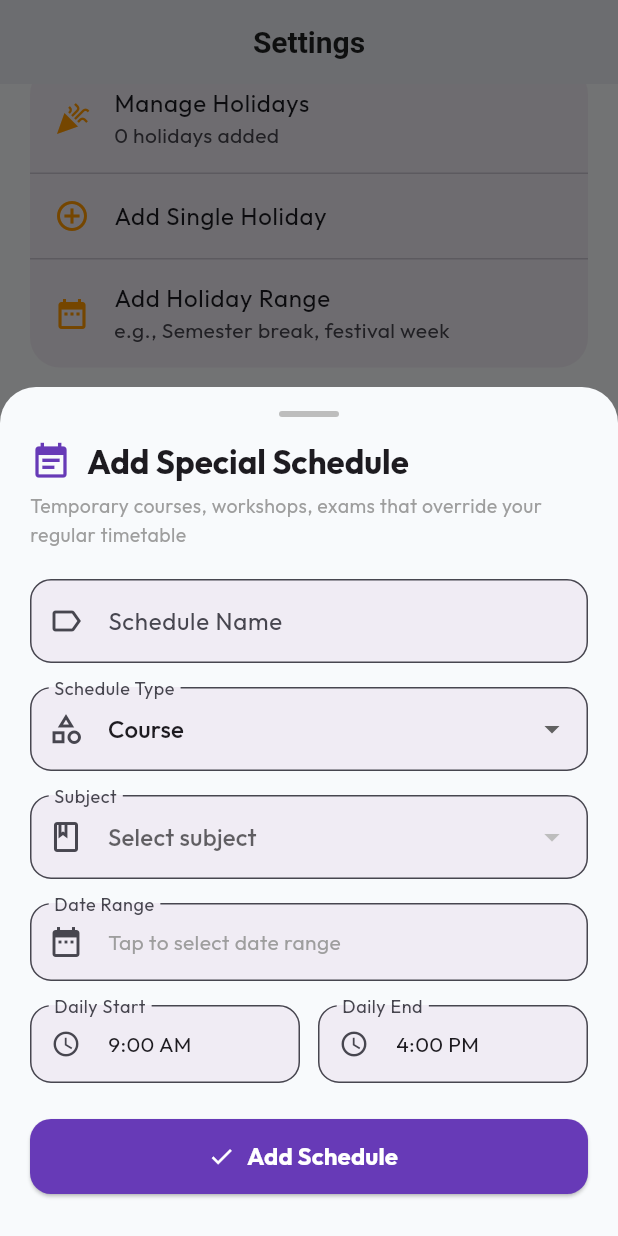
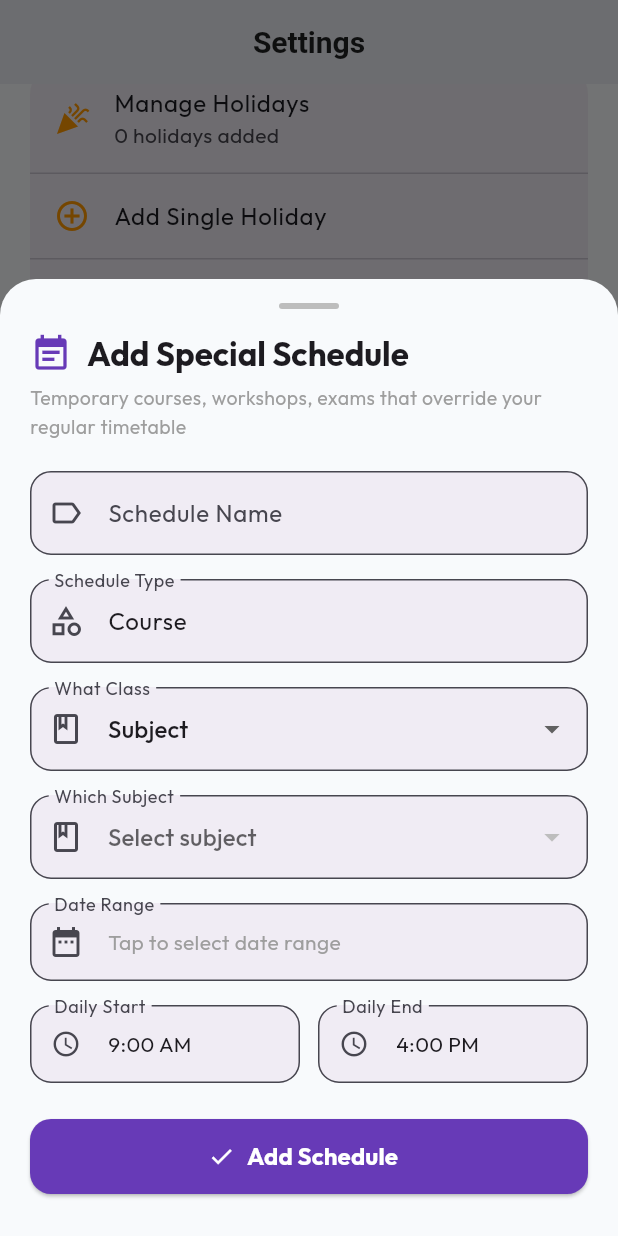
Before and after one commit to Jaswanth0811/AttendX, a Flutter app: the screen it shows after launch, item 5 of the bottom bar chosen, scrolled down 1152 dp, after a tap on "Add Special Schedule", on a phone screen of 412 x 824 dp. Run offline on Flutter 3.47's test engine with Material 3 defaults, Android fonts, the phone set to English and light mode, and no system bars; our stand-ins replace file_picker, flutter_local_notifications, google_fonts, google_sign_in, googleapis_auth, open_filex and 6 more; missing offline and left inert: googleapis, mobile_scanner; accounts and stored records are empty; network calls fail.

Commit message:
v1.1.0+22: Rebrand Subject selector to What Class with conditional dropdown/text input fields and auto subject creation

```diff
--- a/lib/providers/attendance_provider.dart
+++ b/lib/providers/attendance_provider.dart
@@ -174,10 +174,11 @@ class AttendanceProvider with ChangeNotifier, WidgetsBindingObserver {
   }
 
   // --- Subjects ---
-  Future<void> addSubject(Subject subject) async {
-    await _db.insertSubject(subject);
+  Future<int> addSubject(Subject subject) async {
+    final id = await _db.insertSubject(subject);
     await loadData();
     _triggerAutoBackup();
+    return id;
   }
 
   Future<void> updateSubject(Subject subject) async {
--- a/lib/screens/settings_screen.dart
+++ b/lib/screens/settings_screen.dart
@@ -1205,13 +1205,13 @@ class _SettingsScreenState extends State<SettingsScreen> {
   void _showAddSpecialScheduleDialog(BuildContext context, AttendanceProvider attendance) {
     final theme = Theme.of(context);
     final nameController = TextEditingController();
-    String selectedType = 'Course';
+    final typeController = TextEditingController(text: 'Course');
+    final otherClassController = TextEditingController();
+    String classSelection = 'Subject';
     int? selectedSubjectId;
     DateTimeRange? dateRange;
     TimeOfDay startTime = const TimeOfDay(hour: 9, minute: 0);
     TimeOfDay endTime = const TimeOfDay(hour: 16, minute: 0);
-
-    final types = ['Course', 'Workshop', 'Exam', 'Event', 'Other'];
 
     showModalBottomSheet(
       context: context,
@@ -1266,7 +1266,7 @@ class _SettingsScreenState extends State<SettingsScreen> {
                         controller: nameController,
                         decoration: InputDecoration(
                           labelText: 'Schedule Name',
-                          hintText: 'e.g., Skill Enhancement Course',
+                          hintText: 'e.g., TCS NQT Mock Test',
                           prefixIcon: const Icon(Icons.label_outline),
                           border: OutlineInputBorder(borderRadius: BorderRadius.circular(14)),
                           filled: true,
@@ -1275,26 +1275,44 @@ class _SettingsScreenState extends State<SettingsScreen> {
                       ),
                       const SizedBox(height: 16),
 
-                      // Schedule Type Dropdown
-                      DropdownButtonFormField<String>(
-                        value: selectedType,
+                      // Schedule Type TextField
+                      TextField(
+                        controller: typeController,
                         decoration: InputDecoration(
                           labelText: 'Schedule Type',
+                          hintText: 'e.g., Workshop, Exam, Course',
                           prefixIcon: const Icon(Icons.category_outlined),
                           border: OutlineInputBorder(borderRadius: BorderRadius.circular(14)),
                           filled: true,
                           fillColor: theme.colorScheme.surfaceContainer,
                         ),
-                        items: types.map((t) => DropdownMenuItem(value: t, child: Text(t))).toList(),
-                        onChanged: (val) => setState(() => selectedType = val!),
                       ),
                       const SizedBox(height: 16),
 
-                      // Subject Dropdown
+                      // What Class Dropdown
+                      DropdownButtonFormField<String>(
+                        value: classSelection,
+                        decoration: InputDecoration(
+                          labelText: 'What Class',
+                          prefixIcon: const Icon(Icons.class_outlined),
+                          border: OutlineInputBorder(borderRadius: BorderRadius.circular(14)),
+                          filled: true,
+                          fillColor: theme.colorScheme.surfaceContainer,
+                        ),
+                        items: const [
+                          DropdownMenuItem(value: 'Subject', child: Text('Subject')),
+                          DropdownMenuItem(value: 'Other', child: Text('Other Class or Period')),
+                        ],
+                        onChanged: (val) => setState(() => classSelection = val!),
+                      ),
+
+                      if (classSelection == 'Subject') ...[
+                        const SizedBox(height: 16),
+                        // Which Subject Dropdown
                         DropdownButtonFormField<int>(
                           value: selectedSubjectId,
                           decoration: InputDecoration(
-                          labelText: 'Subject',
+                            labelText: 'Which Subject',
                             prefixIcon: const Icon(Icons.book_outlined),
                             border: OutlineInputBorder(borderRadius: BorderRadius.circular(14)),
                             filled: true,
@@ -1307,6 +1325,21 @@ class _SettingsScreenState extends State<SettingsScreen> {
                           onChanged: (val) => setState(() => selectedSubjectId = val),
                           hint: const Text('Select subject'),
                         ),
+                      ] else ...[
+                        const SizedBox(height: 16),
+                        // Tell me TextField
+                        TextField(
+                          controller: otherClassController,
+                          decoration: InputDecoration(
+                            labelText: 'Tell me',
+                            hintText: 'What?',
+                            prefixIcon: const Icon(Icons.question_mark_outlined),
+                            border: OutlineInputBorder(borderRadius: BorderRadius.circular(14)),
+                            filled: true,
+                            fillColor: theme.colorScheme.surfaceContainer,
+                          ),
+                        ),
+                      ],
                       const SizedBox(height: 16),
 
                       // Date Range
@@ -1407,12 +1440,51 @@ class _SettingsScreenState extends State<SettingsScreen> {
                               );
                               return;
                             }
+                            if (typeController.text.trim().isEmpty) {
+                              ScaffoldMessenger.of(context).showSnackBar(
+                                const SnackBar(content: Text('Please enter a schedule type'), backgroundColor: Colors.orange),
+                              );
+                              return;
+                            }
+
+                            int finalSubjectId;
+                            if (classSelection == 'Subject') {
                               if (selectedSubjectId == null) {
                                 ScaffoldMessenger.of(context).showSnackBar(
                                   const SnackBar(content: Text('Please select a subject'), backgroundColor: Colors.orange),
                                 );
                                 return;
                               }
+                              finalSubjectId = selectedSubjectId!;
+                            } else {
+                              final customName = otherClassController.text.trim();
+                              if (customName.isEmpty) {
+                                ScaffoldMessenger.of(context).showSnackBar(
+                                  const SnackBar(content: Text('Please type the name of the class/period'), backgroundColor: Colors.orange),
+                                );
+                                return;
+                              }
+
+                              // Check if a subject with this name already exists
+                              final existingSubject = attendance.subjects.firstWhere(
+                                (s) => s.name.toLowerCase() == customName.toLowerCase(),
+                                orElse: () => Subject(id: -2, name: '', code: '', facultyName: '', colorHex: '', createdAt: 0),
+                              );
+
+                              if (existingSubject.id != -2) {
+                                finalSubjectId = existingSubject.id!;
+                              } else {
+                                final newSubject = Subject(
+                                  name: customName,
+                                  code: customName.length > 4 ? customName.substring(0, 4).toUpperCase() : customName.toUpperCase(),
+                                  facultyName: '',
+                                  colorHex: '#9E9E9E',
+                                  createdAt: DateTime.now().millisecondsSinceEpoch,
+                                );
+                                finalSubjectId = await attendance.addSubject(newSubject);
+                              }
+                            }
+
                             if (dateRange == null) {
                               ScaffoldMessenger.of(context).showSnackBar(
                                 const SnackBar(content: Text('Please select a date range'), backgroundColor: Colors.orange),
@@ -1427,8 +1499,8 @@ class _SettingsScreenState extends State<SettingsScreen> {
 
                             final ss = SpecialSchedule(
                               name: nameController.text.trim(),
-                              scheduleType: selectedType,
-                              subjectId: selectedSubjectId!,
+                              scheduleType: typeController.text.trim(),
+                              subjectId: finalSubjectId,
                               startDateMillis: startDateMillis,
                               endDateMillis: endDateMillis,
                               dailyStartTime: startTimeStr,
--- a/pubspec.yaml
+++ b/pubspec.yaml
@@ -16,7 +16,7 @@ publish_to: 'none' # Remove this line if you wish to publish to pub.dev
 # https://developer.apple.com/library/archive/documentation/General/Reference/InfoPlistKeyReference/Articles/CoreFoundationKeys.html
 # In Windows, build-name is used as the major, minor, and patch parts
 # of the product and file versions while build-number is used as the build suffix.
-version: 1.1.0+21
+version: 1.1.0+22
 
 environment:
   sdk: ^3.11.5
```
Lines whose indentation alone changed are shown as unchanged.
